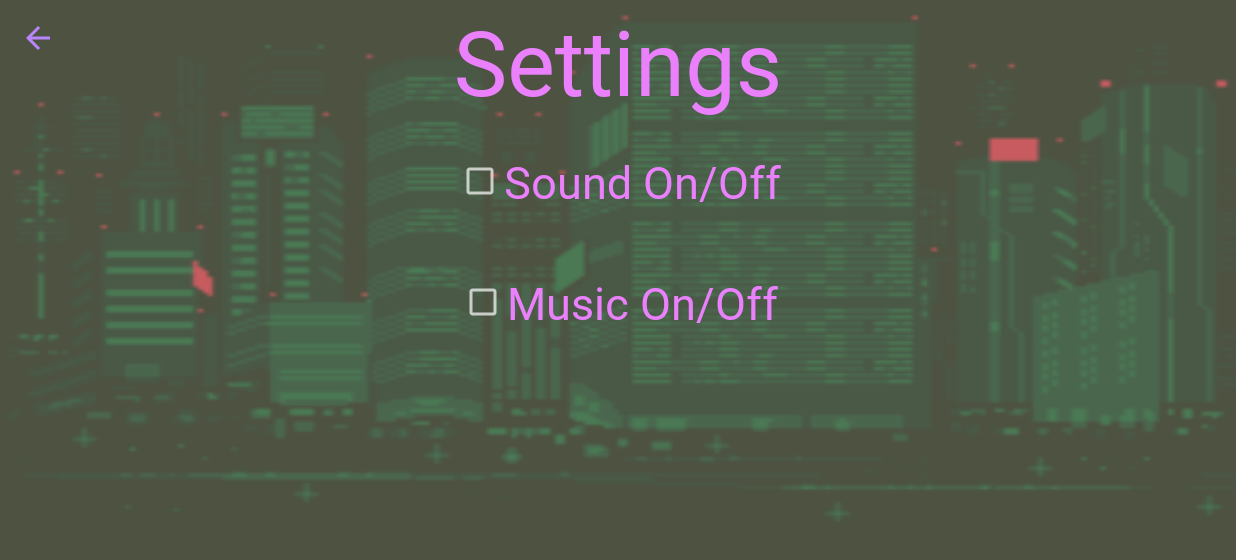
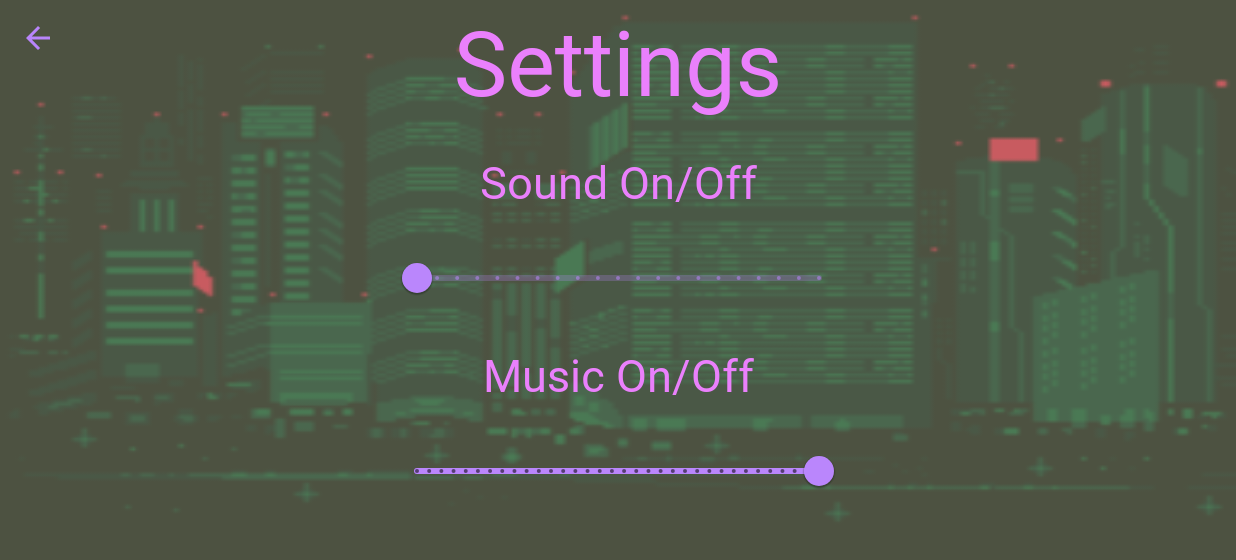
Before and after one commit to Mag1ka/MathFighter, an Android app: the MainActivity screen opened directly, with no data from a screen before it, after a tap on "SETTINGS", on a phone screen of 824 x 412 dp (held sideways). Shown: the top 560 px of the screen. Run offline under Robolectric (Android 15) with nearby library versions, the phone set to English and light mode, and no system bars; our stand-ins replace Shimmer; libraries missing offline, so code that uses them is left out: com.romainpiel.shimmer; plain views replace ShimmerTextView; 5 statements that could not run were skipped.

Commit message:
SoundControl Add

```diff
--- a/app/src/main/java/com/pochitaev/mathfighter/App.kt
+++ b/app/src/main/java/com/pochitaev/mathfighter/App.kt
@@ -1,16 +1,54 @@
 package com.pochitaev.mathfighter
 
 import android.app.Application
+import android.content.Context
+import android.content.SharedPreferences
+import android.media.AudioManager
+import android.media.MediaPlayer
 
 class App : Application() {
+    companion object {
+        lateinit var instance: App
+            private set
+        lateinit var appContext: Context
+            private set
+        lateinit var mediaPlayer: MediaPlayer
+            private set
+
+        lateinit var sharedPreferences: SharedPreferences
+            private set
+
+        const val PREF_VOLUME = "pref_volume"
+        fun setVolume(volume: Float) {
+            mediaPlayer.setVolume(volume, volume)
+
+            // Сохранение уровня громкости в SharedPreferences
+            val editor = sharedPreferences.edit()
+            editor.putFloat(PREF_VOLUME, volume)
+            editor.apply()
+        }
+        fun getVolume(): Float {
+            // Загрузка уровня громкости из SharedPreferences
+            return sharedPreferences.getFloat(PREF_VOLUME, 1.0f)
+        }
+        fun getMaxVolume(): Int {
+            val audioManager = appContext.getSystemService(Context.AUDIO_SERVICE) as AudioManager
+            return audioManager.getStreamMaxVolume(AudioManager.STREAM_MUSIC)
+        }
+    }
 
     override fun onCreate() {
         super.onCreate()
         instance = this
+        sharedPreferences = getSharedPreferences("MyPrefs", Context.MODE_PRIVATE)
+        appContext = applicationContext
+        initializeMediaPlayer()
+    }
+    private fun initializeMediaPlayer() {
+        mediaPlayer = MediaPlayer.create(this, R.raw.bg_music)
+        mediaPlayer.setVolume(getVolume(), getVolume())
+        mediaPlayer.isLooping = true
+        mediaPlayer.start()
+    }
 
-    }
-    companion object {
-        lateinit var instance: App
-            private set
-    }
 }
--- a/app/src/main/java/com/pochitaev/mathfighter/view/Achievements.kt
+++ b/app/src/main/java/com/pochitaev/mathfighter/view/Achievements.kt
@@ -8,7 +8,7 @@ import androidx.core.view.WindowInsetsCompat
 import androidx.core.view.WindowInsetsControllerCompat
 import com.pochitaev.mathfighter.databinding.ActivityAchievmentsBinding
 
-class Achievements : AppCompatActivity() {
+class Achievements : BaseActivity() {
     private lateinit var binding: ActivityAchievmentsBinding
     override fun onCreate(savedInstanceState: Bundle?) {
         super.onCreate(savedInstanceState)
@@ -17,8 +17,7 @@ class Achievements : AppCompatActivity() {
         hideSystemBars()
         binding.aback.setOnClickListener {
             val intent = Intent(this@Achievements, MainActivity::class.java)
-            startActivity(intent)
-            finish()}
+            startActivity(intent)}
     }
     private fun hideSystemBars() {
         val windowInsetsController =
--- /dev/null
+++ b/app/src/main/java/com/pochitaev/mathfighter/view/BaseActivity.kt
@@ -0,0 +1,32 @@
+package com.pochitaev.mathfighter.view
+
+import android.content.Intent
+import android.os.Bundle
+import androidx.appcompat.app.AppCompatActivity
+import com.pochitaev.mathfighter.App
+
+abstract class BaseActivity : AppCompatActivity() {
+
+    override fun onCreate(savedInstanceState: Bundle?) {
+        super.onCreate(savedInstanceState)
+    }
+
+    override fun onResume() {
+        super.onResume()
+        App.mediaPlayer.start()
+    }
+
+    override fun onPause() {
+        super.onPause()
+        if (isFinishing) {
+            App.mediaPlayer.stop()
+            App.mediaPlayer.release()
+        } else {
+            App.mediaPlayer.pause()
+        }
+    }
+    override fun onBackPressed() {
+        val intent = Intent(this, MainActivity::class.java)
+        startActivity(intent)
+    }
+}
--- a/app/src/main/java/com/pochitaev/mathfighter/view/Character.kt
+++ b/app/src/main/java/com/pochitaev/mathfighter/view/Character.kt
@@ -16,7 +16,7 @@ import com.pochitaev.mathfighter.databinding.ActivityCharacterBinding
 import com.pochitaev.mathfighter.viewmodel.CharacterVM
 import com.romainpiel.shimmer.Shimmer
 
-class Character : AppCompatActivity() {
+class Character : BaseActivity() {
 
 
     private lateinit var binding: ActivityCharacterBinding
@@ -111,9 +111,7 @@ class Character : AppCompatActivity() {
 
         binding.back.setOnClickListener {
             val intent = Intent(this@Character, MainActivity::class.java)
-            startActivity(intent)
-            finish()
-        }
+            startActivity(intent)}
 
     }
 
--- a/app/src/main/java/com/pochitaev/mathfighter/view/Game.kt
+++ b/app/src/main/java/com/pochitaev/mathfighter/view/Game.kt
@@ -27,7 +27,7 @@ import pl.droidsonroids.gif.GifDrawable
 import pl.droidsonroids.gif.GifImageView
 
 
-class Game : AppCompatActivity() {
+class Game : BaseActivity() {
     private lateinit var binding: ActivityGameBinding
     private lateinit var cd: GifDrawable
 
@@ -436,8 +436,9 @@ class Game : AppCompatActivity() {
             goButt.setOnClickListener {
                 val intent = Intent(this@Game, MainActivity::class.java)
                 startActivity(intent)
-                finish()
             }
+
         }
     }
+
 }
--- a/app/src/main/java/com/pochitaev/mathfighter/view/Launcher.kt
+++ b/app/src/main/java/com/pochitaev/mathfighter/view/Launcher.kt
@@ -13,7 +13,7 @@ import com.pochitaev.mathfighter.data.repository.CoinRepo
 import com.pochitaev.mathfighter.data.repository.ShopRepo
 import com.pochitaev.mathfighter.databinding.ActivityLauncherBinding
 
-class Launcher : AppCompatActivity() {
+class Launcher : BaseActivity() {
     private val MY_SETTINGS = "my_settings"
     val repo: ShopRepo by lazy {ShopRepo(this)}
     val coinRepo: CoinRepo by lazy {CoinRepo(this)}
--- a/app/src/main/java/com/pochitaev/mathfighter/view/Leaderboards.kt
+++ b/app/src/main/java/com/pochitaev/mathfighter/view/Leaderboards.kt
@@ -13,7 +13,7 @@ import pl.droidsonroids.gif.AnimationListener
 import pl.droidsonroids.gif.GifImageView
 import pl.droidsonroids.gif.GifDrawable as Gif
 
-class Leaderboards : AppCompatActivity(), AnimationListener {
+class Leaderboards : BaseActivity(), AnimationListener {
     private lateinit var binding: ActivityLeaderboardsBinding
     private lateinit var gifDrawable: Gif
 
--- a/app/src/main/java/com/pochitaev/mathfighter/view/MainActivity.kt
+++ b/app/src/main/java/com/pochitaev/mathfighter/view/MainActivity.kt
@@ -6,12 +6,11 @@ import android.os.Bundle
 import androidx.core.view.ViewCompat
 import androidx.core.view.WindowInsetsCompat
 import androidx.core.view.WindowInsetsControllerCompat
-import com.pochitaev.mathfighter.R
 import com.pochitaev.mathfighter.databinding.ActivityMainBinding
 import com.romainpiel.shimmer.Shimmer
 
 
-class MainActivity : AppCompatActivity() {
+class MainActivity : BaseActivity() {
     private lateinit var binding: ActivityMainBinding
     val shimmer = Shimmer()
 
@@ -24,6 +23,7 @@ class MainActivity : AppCompatActivity() {
         //functions
         hideSystemBars()
         navigate()
+
     }
     private fun hideSystemBars() {
         val windowInsetsController =
@@ -45,7 +45,8 @@ class MainActivity : AppCompatActivity() {
         val bLeaderboards = binding.leaderboardsButton
         bStart.setOnClickListener {
             val intent = Intent(this@MainActivity, Game::class.java)
-            startActivity(intent)}
+            startActivity(intent)
+        }
         bCharacter.setOnClickListener {
             val intent = Intent(this@MainActivity, Character::class.java)
             startActivity(intent)}
@@ -62,4 +63,9 @@ class MainActivity : AppCompatActivity() {
             val intent = Intent(this@MainActivity, Leaderboards::class.java)
             startActivity(intent)}
     }
+
+    override fun onBackPressed() {
+
+    }
+
 }
--- a/app/src/main/java/com/pochitaev/mathfighter/view/Options.kt
+++ b/app/src/main/java/com/pochitaev/mathfighter/view/Options.kt
@@ -1,15 +1,15 @@
 package com.pochitaev.mathfighter.view
 
 import android.content.Intent
-import androidx.appcompat.app.AppCompatActivity
 import android.os.Bundle
 import androidx.core.view.ViewCompat
 import androidx.core.view.WindowInsetsCompat
 import androidx.core.view.WindowInsetsControllerCompat
+import com.pochitaev.mathfighter.App
 import com.pochitaev.mathfighter.databinding.ActivityOptionsBinding
 import com.romainpiel.shimmer.Shimmer
 
-class Options : AppCompatActivity() {
+class Options : BaseActivity() {
     private lateinit var binding: ActivityOptionsBinding
     val shimmer = Shimmer()
     override fun onCreate(savedInstanceState: Bundle?) {
@@ -18,10 +18,27 @@ class Options : AppCompatActivity() {
         setContentView(binding.root)
         hideSystemBars()
         shimmer.start(binding.textName)
+//Громкость музыки
+        val musicSlider = binding.sliderMusic
+        musicSlider.valueFrom = 0f
+        musicSlider.valueTo = App.getMaxVolume().toFloat()
+        val savedVolume = App.getVolume()
+        musicSlider.value = savedVolume * App.getMaxVolume().toFloat()
+        musicSlider.addOnChangeListener { _, value, _ ->
+            val volume = value / App.getMaxVolume().toFloat()
+            App.setVolume(volume)
+        }
+//Громкость SFX
+
         binding.oback.setOnClickListener {
             val intent = Intent(this@Options, MainActivity::class.java)
             startActivity(intent)
-            finish()}
+            }
+        binding.sliderSound.addOnChangeListener{ _, _, _ ->
+            val value = binding.sliderMusic.value
+           App.mediaPlayer.setVolume(value,value)
+            // Responds to when slider's value is changed
+        }
     }
     private fun hideSystemBars() {
         val windowInsetsController =
--- a/app/src/main/java/com/pochitaev/mathfighter/view/Shop.kt
+++ b/app/src/main/java/com/pochitaev/mathfighter/view/Shop.kt
@@ -9,7 +9,7 @@ import androidx.core.view.WindowInsetsControllerCompat
 import com.pochitaev.mathfighter.data.repository.ShopRepo
 import com.pochitaev.mathfighter.databinding.ActivityShopBinding
 
-class Shop : AppCompatActivity() {
+class Shop : BaseActivity() {
     val repo: ShopRepo by lazy {ShopRepo(this)}
 
     private lateinit var binding: ActivityShopBinding
--- a/app/src/main/res/layout/activity_options.xml
+++ b/app/src/main/res/layout/activity_options.xml
@@ -20,7 +20,30 @@
         app:layout_constraintTop_toTopOf="parent"
         app:reflectionColor="#E91E63" />
 
-    <androidx.appcompat.widget.AppCompatCheckBox
+    <com.google.android.material.slider.Slider
+        android:id="@+id/slider_sound"
+        android:layout_width="300sp"
+        android:layout_height="20sp"
+        android:clickable="true"
+        app:layout_constraintEnd_toEndOf="parent"
+        app:layout_constraintStart_toStartOf="parent"
+        app:layout_constraintTop_toBottomOf="@+id/sound_check"
+        android:valueFrom="0.0"
+        android:valueTo="1.0"
+        android:stepSize="0.05" />
+
+    <com.google.android.material.slider.Slider
+        android:id="@+id/slider_music"
+        android:layout_width="300sp"
+        android:layout_height="20sp"
+        app:layout_constraintEnd_toEndOf="parent"
+        app:layout_constraintStart_toStartOf="parent"
+        app:layout_constraintTop_toBottomOf="@+id/music_check"
+        android:valueFrom="0.0"
+        android:valueTo="1.0"
+        android:stepSize="0.05"/>
+
+    <androidx.appcompat.widget.AppCompatTextView
         android:id="@+id/sound_check"
         android:layout_width="wrap_content"
         android:layout_height="wrap_content"
@@ -33,7 +56,7 @@
         app:layout_constraintStart_toStartOf="parent"
         app:layout_constraintTop_toBottomOf="@+id/text_name" />
 
-    <androidx.appcompat.widget.AppCompatCheckBox
+    <androidx.appcompat.widget.AppCompatTextView
         android:id="@+id/music_check"
         android:layout_width="wrap_content"
         android:layout_height="wrap_content"
@@ -44,7 +67,8 @@
         android:textSize="30sp"
         app:layout_constraintEnd_toEndOf="parent"
         app:layout_constraintStart_toStartOf="parent"
-        app:layout_constraintTop_toBottomOf="@+id/sound_check" />
+        app:layout_constraintTop_toBottomOf="@+id/slider_sound" />
+
     <androidx.appcompat.widget.AppCompatImageButton
         android:id="@+id/oback"
         android:layout_width="50sp"
@@ -54,4 +78,5 @@
         app:layout_constraintTop_toTopOf="parent"
         android:background="@color/transparent"
         android:contentDescription="@string/back_to_menu"/>
+
 </androidx.constraintlayout.widget.ConstraintLayout>
```
Also changed, not shown: 1 other file.
